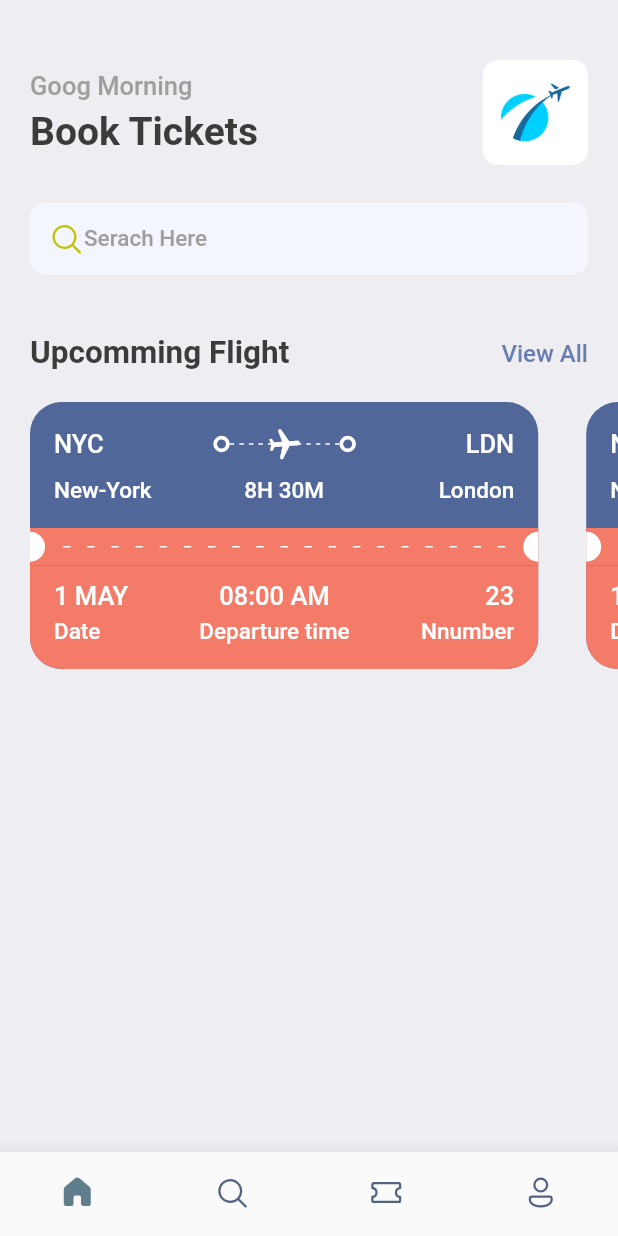
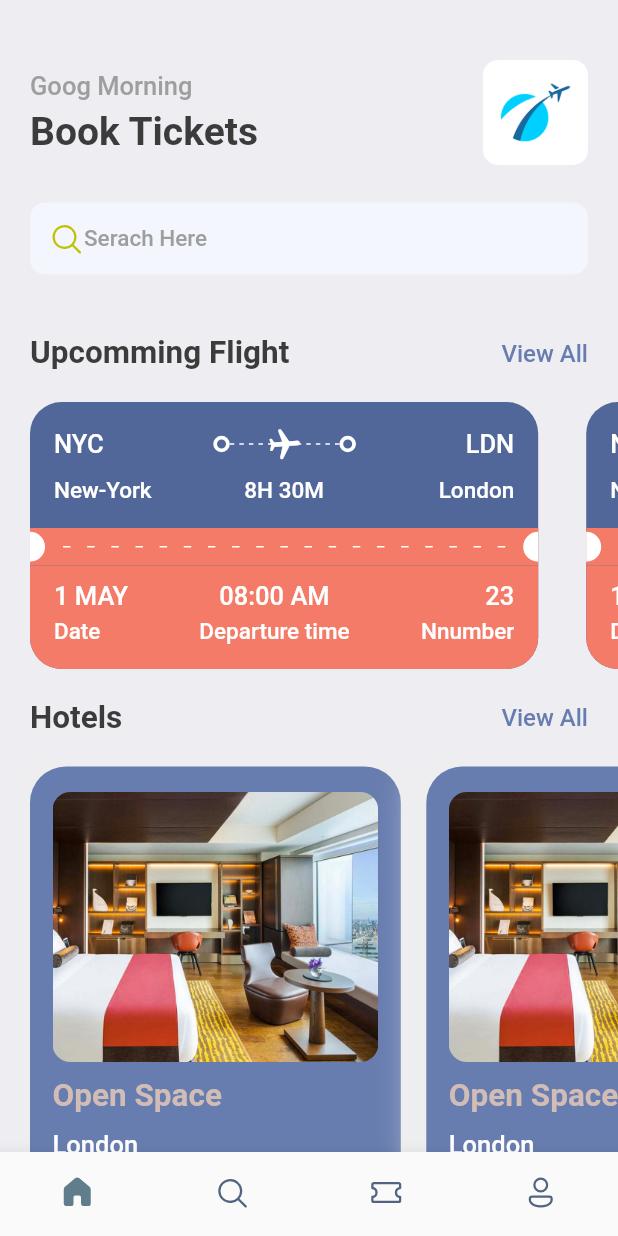
Before and after one commit to MdSajjadHossin/book-my-trip-flutter, a Flutter app: the screen it shows after launch, on a phone screen of 412 x 824 dp. Run offline on Flutter 3.47's test engine with Material 2 defaults, Android fonts, the phone set to English and light mode, and no system bars; our stand-ins replace fluentui_icons, gap.

Commit message:
hotel card design added

```diff
--- a/lib/screens/home_screen.dart
+++ b/lib/screens/home_screen.dart
@@ -1,3 +1,4 @@
+import 'package:book_my_trip/screens/hotel_screen.dart';
 import 'package:book_my_trip/screens/ticket_view.dart';
 import 'package:book_my_trip/utils/app_styles.dart';
 import 'package:fluentui_icons/fluentui_icons.dart';
@@ -99,6 +100,40 @@ class HomeScreen extends StatelessWidget {
                 TicketView(),
               ],
             ),
+          ),
+          const Gap(20),
+          Container(
+            padding: const EdgeInsets.symmetric(horizontal: 20),
+            child: Row(
+              mainAxisAlignment: MainAxisAlignment.spaceBetween,
+              children: [
+                Text(
+                  "Hotels",
+                  style: Styles.headLineStyle2,
+                ),
+                InkWell(
+                  onTap: () => {print("You Are Tapped")},
+                  child: Text(
+                    "View All",
+                    style:
+                        Styles.textStyle.copyWith(color: Styles.primaryColor),
+                  ),
+                ),
+              ],
+            ),
+          ),
+          const Gap(15),
+          SingleChildScrollView(
+            scrollDirection: Axis.horizontal,
+            padding: const EdgeInsets.only(left: 20),
+            child: Row(
+              children: const [
+                HotelScreen(),
+                HotelScreen(),
+                HotelScreen(),
+                HotelScreen(),
+              ],
+            ),
           )
         ],
       ),
--- /dev/null
+++ b/lib/screens/hotel_screen.dart
@@ -0,0 +1,66 @@
+import 'package:book_my_trip/utils/app_layout.dart';
+import 'package:book_my_trip/utils/app_styles.dart';
+import 'package:flutter/material.dart';
+import 'package:gap/gap.dart';
+
+class HotelScreen extends StatelessWidget {
+  const HotelScreen({super.key});
+
+  @override
+  Widget build(BuildContext context) {
+    final size = AppLayout.getSize(context);
+    return Container(
+      width: size.width * 0.6,
+      height: 350,
+      padding: const EdgeInsets.symmetric(horizontal: 15, vertical: 17),
+      margin: const EdgeInsets.only(right: 17, top: 5),
+      decoration: BoxDecoration(
+        borderRadius: BorderRadius.circular(24),
+        boxShadow: [
+          BoxShadow(
+            color: Colors.grey.shade200,
+            blurRadius: 20,
+            spreadRadius: 5,
+          )
+        ],
+        color: Styles.primaryColor,
+      ),
+      child: Column(
+        crossAxisAlignment: CrossAxisAlignment.start,
+        children: [
+          Container(
+            height: 180,
+            decoration: BoxDecoration(
+                borderRadius: BorderRadius.circular(12),
+                color: Styles.primaryColor,
+                image: const DecorationImage(
+                  fit: BoxFit.cover,
+                  image: AssetImage("assets/images/one.png"),
+                )),
+          ),
+          const Gap(10),
+          Text(
+            "Open Space",
+            style: Styles.headLineStyle2.copyWith(
+              color: Styles.khakiColor,
+            ),
+          ),
+          const Gap(10),
+          Text(
+            "London",
+            style: Styles.headLineStyle3.copyWith(
+              color: Colors.white,
+            ),
+          ),
+          const Gap(10),
+          Text(
+            "\$40/night",
+            style: Styles.headLineStyle.copyWith(
+              color: Styles.khakiColor,
+            ),
+          ),
+        ],
+      ),
+    );
+  }
+}
--- a/lib/utils/app_styles.dart
+++ b/lib/utils/app_styles.dart
@@ -9,6 +9,7 @@ class Styles {
   static Color textColor = const Color(0xFF3b3b3b);
   static Color bgColor = const Color(0xFFeeedf2);
   static Color ornageColor = const Color(0xFFF37B67);
+  static Color khakiColor = const Color(0xFFd2bdb6);
   static TextStyle textStyle =
       TextStyle(fontSize: 16, fontWeight: FontWeight.w500, color: textColor);
   static TextStyle headLineStyle =
```
Also changed, not shown: lib/utils/app_info_list.dart (added).
